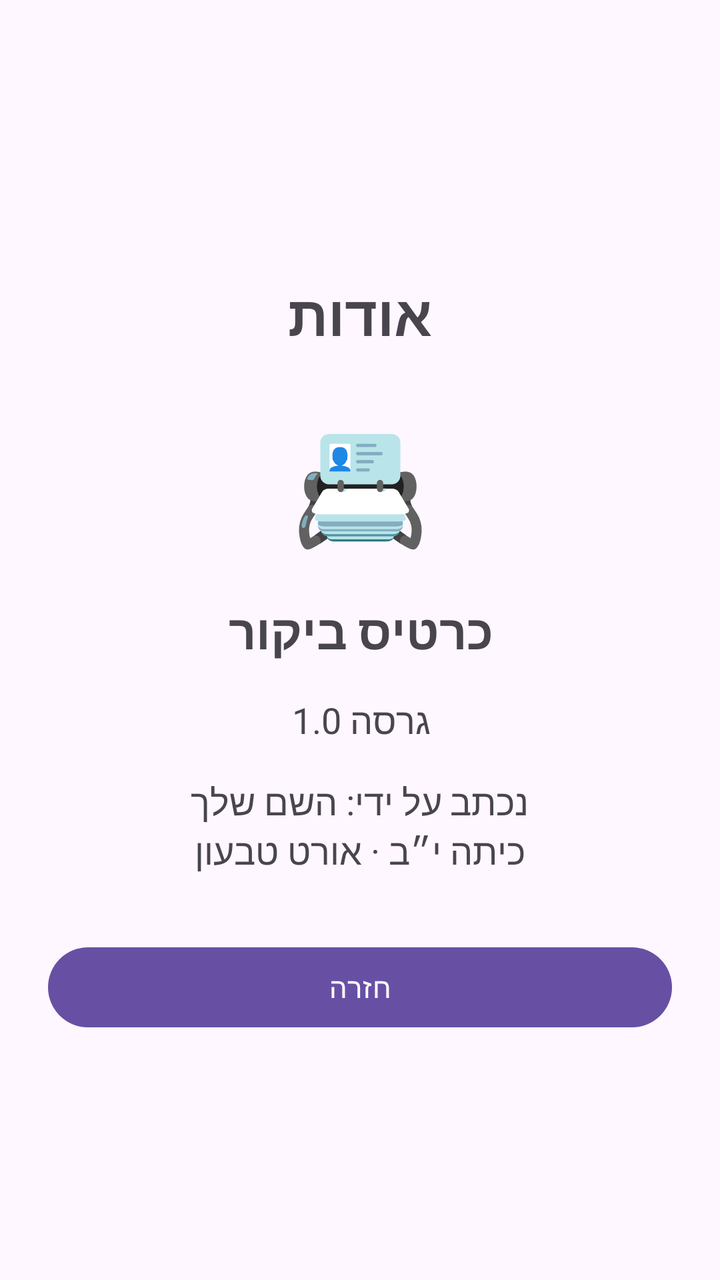
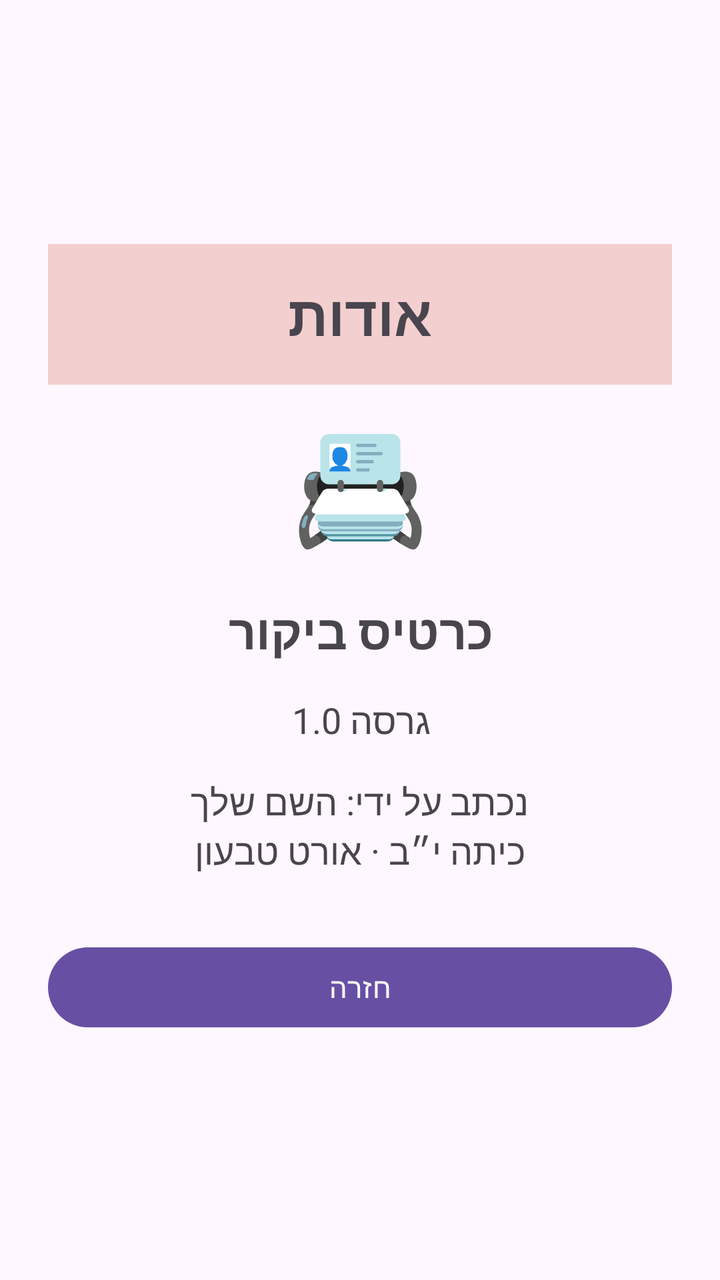

Compare the two renders of this Android layout. The source of the first and the diff that turns it into the second are given below.
<!-- AndroidManifest.xml: application theme Theme.NewHomeWork -->
<!-- res/layout/activity_about.xml -->
<?xml version="1.0" encoding="utf-8"?>
<LinearLayout xmlns:android="http://schemas.android.com/apk/res/android"
    android:layout_width="match_parent"
    android:layout_height="match_parent"
    android:orientation="vertical"
    android:gravity="center"
    android:padding="24dp"
    android:layoutDirection="rtl">

    <TextView
        android:layout_width="match_parent"
        android:layout_height="wrap_content"
        android:text="אודות"
        android:textSize="28sp"
        android:textStyle="bold"
        android:gravity="center"
        android:padding="16dp" />

    <TextView
        android:layout_width="match_parent"
        android:layout_height="wrap_content"
        android:text="📇"
        android:textSize="56sp"
        android:gravity="center"
        android:padding="12dp" />

    <TextView
        android:layout_width="match_parent"
        android:layout_height="wrap_content"
        android:text="כרטיס ביקור"
        android:textSize="24sp"
        android:textStyle="bold"
        android:gravity="center"
        android:padding="8dp" />

    <TextView
        android:layout_width="match_parent"
        android:layout_height="wrap_content"
        android:text="גרסה 1.0"
        android:textSize="18sp"
        android:gravity="center"
        android:padding="8dp" />

    <TextView
        android:layout_width="match_parent"
        android:layout_height="wrap_content"
        android:text="נכתב על ידי: השם שלך\nכיתה י״ב · אורט טבעון"
        android:textSize="18sp"
        android:gravity="center"
        android:padding="8dp" />

    <Button
        android:id="@+id/btnBack"
        android:layout_width="match_parent"
        android:layout_height="wrap_content"
        android:layout_marginTop="24dp"
        android:text="חזרה" />

</LinearLayout>
<!-- resources referenced by this layout -->
<resources>
  <style name="Theme.NewHomeWork" parent="Base.Theme.NewHomeWork" />
  <style name="Base.Theme.NewHomeWork" parent="Theme.Material3.DayNight.NoActionBar">
          
          
      </style>
</resources>

<!-- the commit's change to res/layout/activity_about.xml (unified diff, before → after) -->
@@ -13,6 +13,7 @@
         android:text="אודות"
         android:textSize="28sp"
         android:textStyle="bold"
+        android:background="#F4CFCF"
         android:gravity="center"
         android:padding="16dp" />
 
